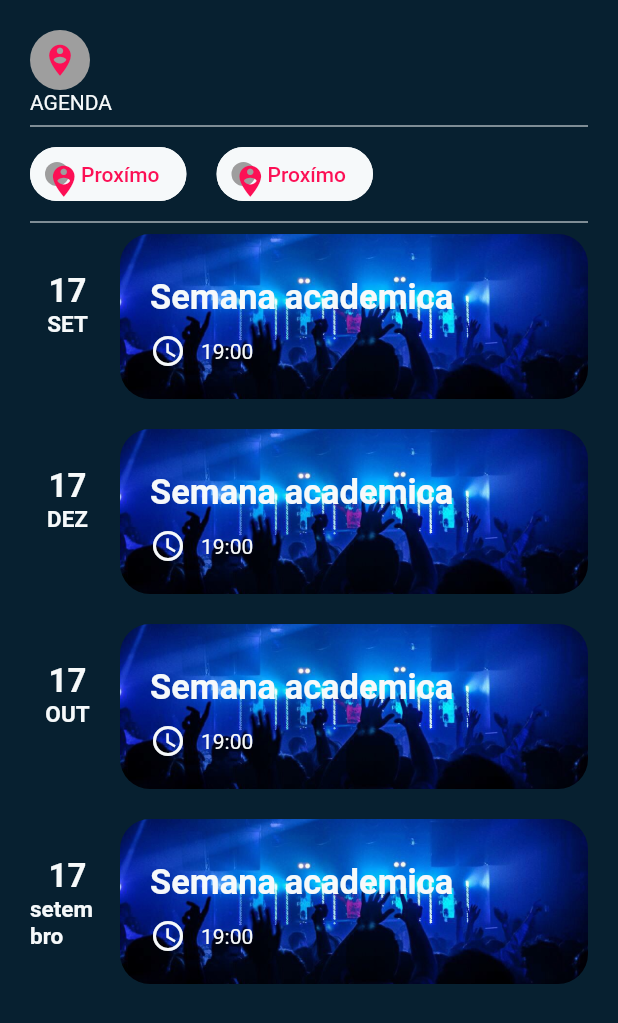
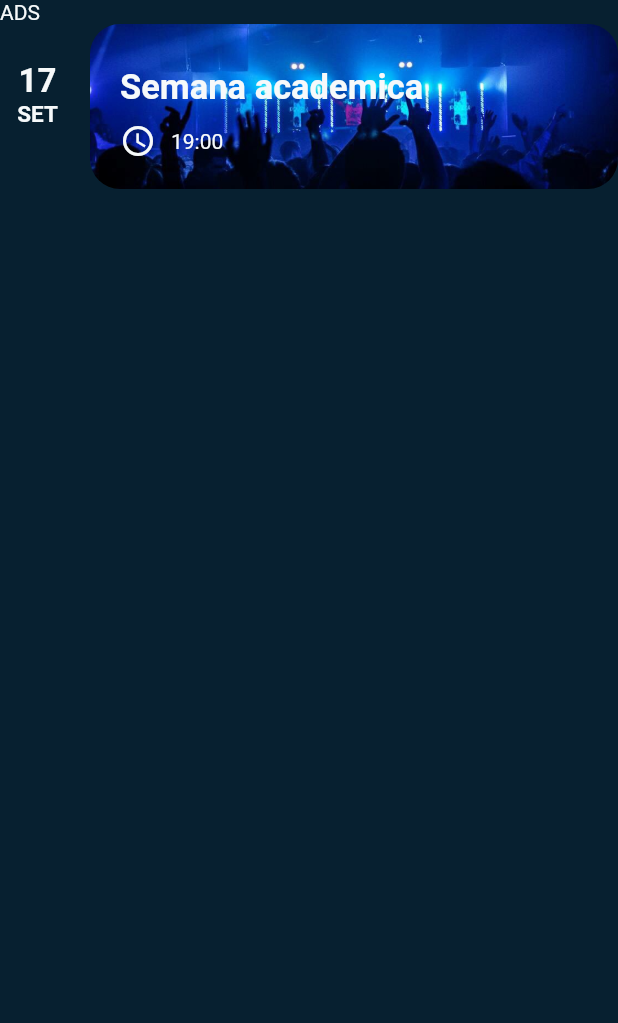
Before and after one commit to alexandreReolon/eventPlanning, a Flutter app: the screen it shows after launch, after a tap on "LOGIN", on a phone screen of 412 x 824 dp. Shown: the top 1023 px of the screen. Run offline on Flutter 3.47's test engine with Material 2 defaults, Android fonts, the light colour scheme and no system bars; our stand-ins replace page_transition, simple_animations, string_validator, toast.

Commit message:
Doc: Correção gerais

```diff
--- a/mobile/lib/constants.dart
+++ b/mobile/lib/constants.dart
@@ -9,7 +9,7 @@ const TERTIARY_COLOR = Color.fromRGBO(2, 110, 205, 1);
 const FOURTY_COLOR = Color.fromRGBO(47, 152, 217, 1);
 const TEXT = Color.fromRGBO(0, 0, 0, 1);
 
-const BACKGROUND_COLOR = Color.fromRGBO(7, 32, 48, 100);
+const BACKGROUND_COLOR = Color.fromRGBO(7, 32, 48, 1);
 const TEXTO_COLOR = Color.fromRGBO(246, 249, 250, 1);
 const TEXTO_PRIMARY_COLOR = Color.fromRGBO(252, 16, 85, 1);
 const TEXTO_SECUNDARY_COLOR = Color.fromRGBO(246, 249, 250, 1);
--- a/mobile/lib/main.dart
+++ b/mobile/lib/main.dart
@@ -4,9 +4,10 @@ import 'package:eventPlanning/pages/HomePage.dart';
 import 'package:eventPlanning/pages/LoginPage.dart';
 
 void main() async {
+  WidgetsFlutterBinding.ensureInitialized();
+  await SystemChrome.setPreferredOrientations([DeviceOrientation.portraitUp]);
+
   String logado = null;
-
-  SystemChrome.setPreferredOrientations([DeviceOrientation.portraitUp]);
 
   runApp(MaterialApp(
     home: (logado != null) ? HomePage() : LoginPage(),
--- a/mobile/lib/pages/CadastrarPage.dart
+++ b/mobile/lib/pages/CadastrarPage.dart
@@ -172,7 +172,7 @@ class _HomeState extends State<CadastrarPage> {
       return 'AVISO CAMPO NÃO PODE SER VAZIO';
     }
 
-    if (email && (isEmail(value))) {
+    if (email && (!isEmail(value))) {
       return "INFORME UM EMAIL VÁLIDO";
     }
   }
--- a/mobile/lib/pages/HomePage.dart
+++ b/mobile/lib/pages/HomePage.dart
@@ -1,100 +1,42 @@
+import 'package:eventPlanning/Constants.dart';
+import 'package:eventPlanning/components/CardEvent.dart';
 import 'package:flutter/material.dart';
-import 'package:eventPlanning/Constants.dart';
-import 'package:eventPlanning/animations/FadeAnimation.dart';
-import 'package:eventPlanning/components/cardEvent.dart';
-import 'package:eventPlanning/components/iconButton.dart';
 
 class HomePage extends StatelessWidget {
+  Future<List<String>> agenda;
+
+
+
   @override
   Widget build(BuildContext context) {
     return Scaffold(
       backgroundColor: BACKGROUND_COLOR,
-      body: SafeArea(
+      body: Container(
         child: SingleChildScrollView(
-          padding: EdgeInsets.all(20),
           child: Column(
-            crossAxisAlignment: CrossAxisAlignment.start,
-            children: <Widget>[
+            children: [
               Row(
-                children: <Widget>[
-                  CircleAvatar(
-                    backgroundColor: Colors.grey,
-                    child: Icon(
-                      Icons.person_pin_circle,
-                      color: TEXTO_PRIMARY_COLOR,
-                      size: 25,
-                    ),
-                  ),
+                children: [
+                  InkWell(
+                      onTap: () => {},
+                      child: Text(
+                        "ADS",
+                        style: TextStyle(color: PRIMARY_COLOR),
+                      )),
                 ],
               ),
-              Text(
-                "AGENDA",
-                style: TextStyle(color: PRIMARY_COLOR),
-              ),
-              Divider(
-                color: PRIMARY_COLOR,
-              ),
-              Row(
-                children: <Widget>[
-                  iconButton(
-                    text: 'Proxímo',
-                    icon: Icons.person_pin_circle,
-                    color: TEXTO_PRIMARY_COLOR,
-                  ),
-                  SizedBox(width: 20),
-                  iconButton(
-                    text: 'Proxímo',
-                    icon: Icons.person_pin_circle,
-                    color: TEXTO_PRIMARY_COLOR,
-                  ),
-                ],
-              ),
-              Divider(
-                color: PRIMARY_COLOR,
-              ),
-              FadeAnimation(
-                1.2,
-                cardEvent(
-                  image: 'images/event.png',
-                  title: 'Semana academica',
-                  mes: 'SET',
-                  hour: '19:00',
-                  date: 17,
-                ),
-              ),
-              SizedBox(height: 20),
-              FadeAnimation(
-                1.3,
-                cardEvent(
-                  image: 'assets/images/beacon.png',
-                  title: 'Semana academica',
-                  mes: 'DEZ',
-                  hour: '19:00',
-                  date: 17,
-                ),
-              ),
-              SizedBox(height: 20),
-              FadeAnimation(
-                1.4,
-                cardEvent(
-                  image: 'assets/images/beacon.png',
-                  title: 'Semana academica',
-                  mes: 'OUT',
-                  hour: '19:00',
-                  date: 17,
-                ),
-              ),
-              SizedBox(height: 20),
-              FadeAnimation(
-                1.5,
-                cardEvent(
-                  image: 'assets/images/beacon.png',
-                  title: 'Semana academica',
-                  mes: 'setembro',
-                  hour: '19:00',
-                  date: 17,
-                ),
-              ),
+              FutureBuilder(
+                future: agenda,
+                builder: (BuildContext, snapshort) {
+                  return cardEvent(
+                    image: 'images/event.png',
+                    title: 'Semana academica',
+                    mes: 'SET',
+                    hour: '19:00',
+                    date: 17,
+                  );
+                },
+              )
             ],
           ),
         ),
```
Also changed, not shown: mobile/lib/modelos/Agenda.dart (added, +121 -0 lines).
